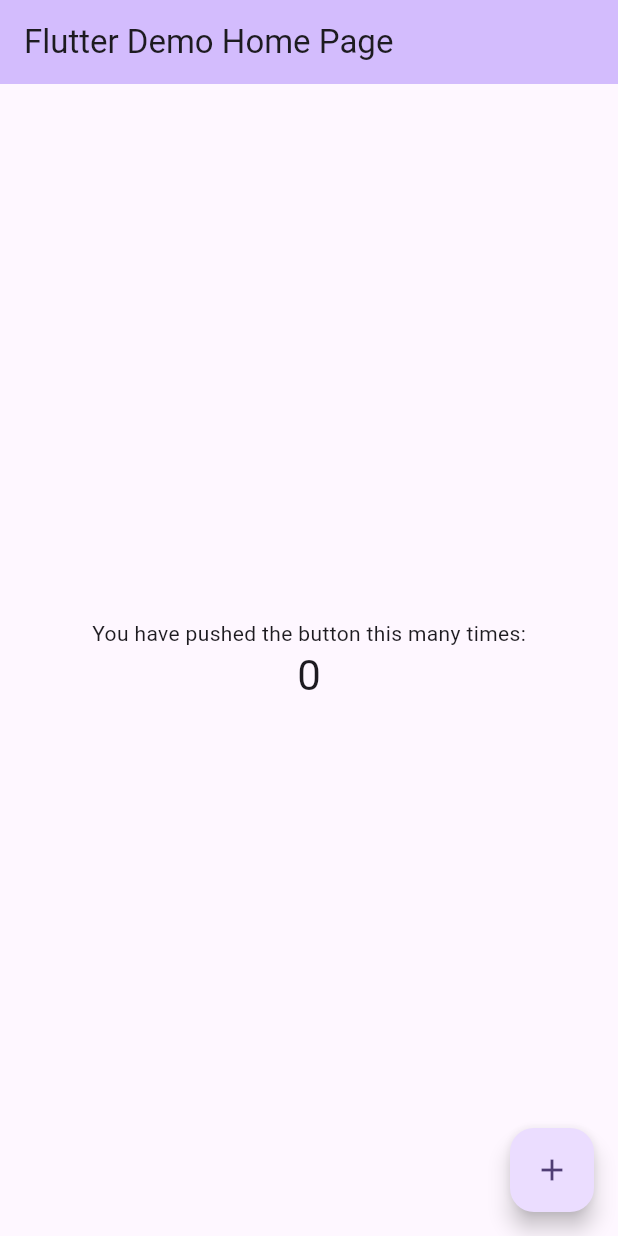
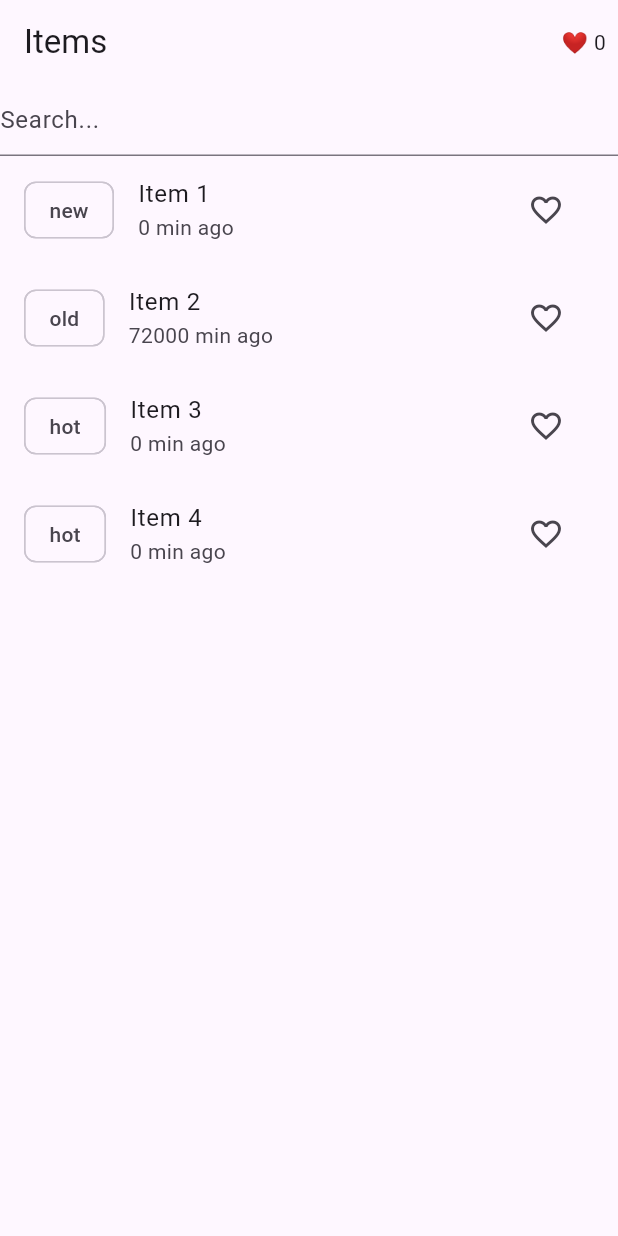
Before and after one commit to arnleal09/mini_app_task_arn, a Flutter app: the screen it shows after launch, on a phone screen of 412 x 824 dp. Run offline on Flutter 3.47's test engine with Material 3 defaults, Android fonts, the phone set to English and light mode, and no system bars; our stand-ins replace flutter_bloc, shared_preferences.

Commit message:
item list ui feat

```diff
--- /dev/null
+++ b/mini_task/lib/blocs/item_cubit.dart
@@ -0,0 +1,47 @@
+import 'package:mini_task/blocs/item_state.dart';
+import 'package:flutter_bloc/flutter_bloc.dart';
+import 'package:mini_task/repository/item_repository.dart';
+
+class ItemCubit extends Cubit<ItemState> {
+  final ItemRepository repository;
+
+  ItemCubit(this.repository)
+      : super(ItemState(items: [], filteredItems: [], isLoading: true)) {
+    loadItems();
+  }
+
+  Future<void> loadItems() async {
+    emit(state.copyWith(isLoading: true));
+    try {
+      final items = await repository.fetchItems();
+      emit(ItemState(items: items, filteredItems: items, isLoading: false));
+    } catch (e) {
+      emit(state.copyWith(isLoading: false, error: 'Failed to load items'));
+    }
+  }
+
+  void toggleFavorite(String itemId) {
+    final updatedItems = state.items.map((item) {
+      if (item.id == itemId) {
+        item.isFavorite = !item.isFavorite;
+      }
+      return item;
+    }).toList();
+
+    repository.saveFavorites(updatedItems);
+
+    emit(state.copyWith(
+      items: updatedItems,
+      filteredItems: updatedItems,
+    ));
+  }
+
+  void search(String query) {
+    final filtered = state.items
+        .where((item) =>
+            item.title.toLowerCase().contains(query.toLowerCase()))
+        .toList();
+
+    emit(state.copyWith(filteredItems: filtered));
+  }
+}
--- a/mini_task/lib/blocs/item_state.dart
+++ b/mini_task/lib/blocs/item_state.dart
@@ -0,0 +1,29 @@
+import 'package:mini_task/models/item_model.dart';
+
+class ItemState {
+  final List<ItemModel> items;
+  final List<ItemModel> filteredItems;
+  final bool isLoading;
+  final String? error;
+
+  ItemState({
+    required this.items,
+    required this.filteredItems,
+    this.isLoading = false,
+    this.error,
+  });
+
+  ItemState copyWith({
+    List<ItemModel>? items,
+    List<ItemModel>? filteredItems,
+    bool? isLoading,
+    String? error,
+  }) {
+    return ItemState(
+      items: items ?? this.items,
+      filteredItems: filteredItems ?? this.filteredItems,
+      isLoading: isLoading ?? this.isLoading,
+      error: error ?? this.error,
+    );
+  }
+}
--- a/mini_task/lib/main.dart
+++ b/mini_task/lib/main.dart
@@ -1,13 +1,18 @@
 import 'package:flutter/material.dart';
+import 'package:flutter_bloc/flutter_bloc.dart';
+import 'package:mini_task/blocs/item_cubit.dart';
+import 'package:mini_task/repository/item_repository.dart';
+import 'package:mini_task/screens/item_list_screen.dart';
 
 void main() {
-  runApp(const MyApp());
+  runApp(MyApp());
 }
 
 class MyApp extends StatelessWidget {
-  const MyApp({super.key});
+  MyApp({super.key});
 
-  // This widget is the root of your application.
+  final repository = ItemRepository();
+
   @override
   Widget build(BuildContext context) {
     return MaterialApp(
@@ -15,7 +20,10 @@ class MyApp extends StatelessWidget {
       theme: ThemeData(
         colorScheme: ColorScheme.fromSeed(seedColor: Colors.deepPurple),
       ),
-      home: const MyHomePage(title: 'Flutter Demo Home Page'),
+      home: BlocProvider(
+        create: (_) => ItemCubit(repository),
+        child: ItemListScreen(),
+      ),
     );
   }
 }
--- a/mini_task/lib/models/item_model.dart
+++ b/mini_task/lib/models/item_model.dart
@@ -0,0 +1,35 @@
+class ItemModel {
+  final String id;
+  final String title;
+  final String createdAt;
+  final String tag;
+  bool isFavorite;
+
+  ItemModel({
+    required this.id,
+    required this.title,
+    required this.createdAt,
+    required this.tag,
+    this.isFavorite = false,
+  });
+
+  factory ItemModel.fromJson(Map<String, dynamic> json) {
+    return ItemModel(
+      id: json['id'] as String,
+      title: json['title'] as String,
+      createdAt: json['createdAt'] as String,
+      tag: json['tag'] as String,
+      isFavorite: json['isFavorite'] as bool? ?? false,
+    );
+  }
+
+  Map<String, dynamic> toJson() {
+    return {
+      'id': id,
+      'title': title,
+      'createdAt': createdAt,
+      'tag': tag,
+      'isFavorite': isFavorite,
+    };
+  }
+}
--- a/mini_task/lib/repository/item_repository.dart
+++ b/mini_task/lib/repository/item_repository.dart
@@ -0,0 +1,54 @@
+import 'package:mini_task/models/item_model.dart';
+import 'package:shared_preferences/shared_preferences.dart';
+
+class ItemRepository {
+  Future<List<ItemModel>> fetchItems() async {
+    await Future.delayed(Duration(seconds: 1));
+    final prefs = await SharedPreferences.getInstance();
+    final saved = prefs.getStringList('favorites') ?? [];
+
+    List<Map<String, dynamic>> mockData = [
+      {
+        'id': '1',
+        'title': 'Item 1',
+        'createdAt': DateTime.now().toIso8601String(),
+        'tag': 'new',
+      },
+      {
+        'id': '2',
+        'title': 'Item 2',
+        'createdAt': DateTime.now()
+            .subtract(const Duration(days: 50))
+            .toIso8601String(),
+        'tag': 'old',
+      },
+      {
+        'id': '3',
+        'title': 'Item 3',
+        'createdAt': DateTime.now().toIso8601String(),
+        'tag': 'hot',
+      },
+      {
+        'id': '1',
+        'title': 'Item 4',
+        'createdAt': DateTime.now().toIso8601String(),
+        'tag': 'hot',
+      },
+    ];
+
+    return mockData.map((json) {
+      final item = ItemModel.fromJson(json);
+      item.isFavorite = saved.contains(item.id);
+      return item;
+    }).toList();
+  }
+
+  Future<void> saveFavorites(List<ItemModel> items) async {
+    final prefs = await SharedPreferences.getInstance();
+    final favs = items
+        .where((item) => item.isFavorite)
+        .map((e) => e.id)
+        .toList();
+    await prefs.setStringList('favorites', favs);
+  }
+}
--- a/mini_task/lib/screens/item_list_screen.dart
+++ b/mini_task/lib/screens/item_list_screen.dart
@@ -0,0 +1,75 @@
+import 'package:flutter/material.dart';
+import 'package:flutter_bloc/flutter_bloc.dart';
+import 'package:mini_task/blocs/item_cubit.dart';
+import 'package:mini_task/blocs/item_state.dart';
+
+class ItemListScreen extends StatelessWidget {
+  const ItemListScreen({super.key});
+
+  @override
+  Widget build(BuildContext context) {
+    final cubit = context.read<ItemCubit>();
+
+    return Scaffold(
+      appBar: AppBar(
+        title: Text('Items'),
+        actions: [
+          BlocBuilder<ItemCubit, ItemState>(
+            builder: (context, state) {
+              final favCount = state.items.where((e) => e.isFavorite).length;
+              return Padding(
+                padding: const EdgeInsets.all(8.0),
+                child: Center(child: Text('❤️ $favCount')),
+              );
+            },
+          ),
+        ],
+      ),
+      body: Column(
+        children: [
+          TextField(
+            decoration: InputDecoration(hintText: 'Search...'),
+            onChanged: cubit.search,
+          ),
+          Expanded(
+            child: BlocBuilder<ItemCubit, ItemState>(
+              builder: (context, state) {
+                if (state.isLoading) {
+                  return Center(child: CircularProgressIndicator());
+                }
+                if (state.error != null) {
+                  return Center(child: Text(state.error!));
+                }
+
+                return ListView.builder(
+                  itemCount: state.filteredItems.length,
+                  itemBuilder: (_, i) {
+                    final item = state.filteredItems[i];
+                    final createdAt = DateTime.parse(item.createdAt);
+                    final duration = DateTime.now().difference(createdAt);
+                    return ListTile(
+                      title: Text(item.title),
+                      subtitle: Text('${duration.inMinutes} min ago'),
+                      leading: Chip(label: Text(item.tag)),
+                      trailing: IconButton(
+                        icon: Icon(
+                          item.isFavorite
+                              ? Icons.favorite
+                              : Icons.favorite_border,
+                          color: item.isFavorite ? Colors.red : null,
+                        ),
+                        onPressed: () {
+                          cubit.toggleFavorite(item.id);
+                        },
+                      ),
+                    );
+                  },
+                );
+              },
+            ),
+          ),
+        ],
+      ),
+    );
+  }
+}
```
Also changed, not shown: 3 other files.
